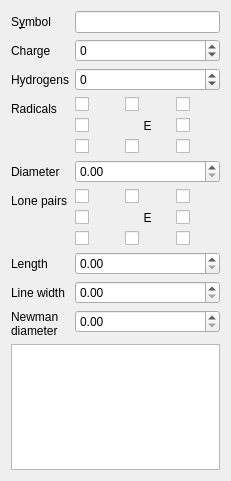
Old version of the form libmolsketch/atompopup.ui in the repository timvdm/Molsketch.
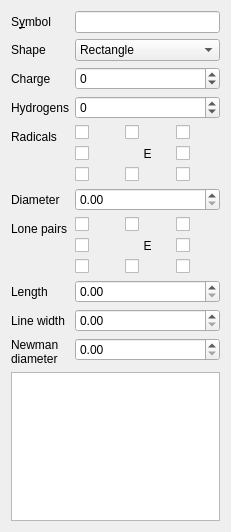
New version of the form. Custom widgets are drawn as their Qt base class.

Commit message: Add support for atoms having circular shape

```diff
--- a/libmolsketch/atompopup.ui
+++ b/libmolsketch/atompopup.ui
@@ -7,7 +7,7 @@
     <x>0</x>
     <y>0</y>
     <width>231</width>
-    <height>481</height>
+    <height>532</height>
    </rect>
   </property>
   <property name="windowTitle">
@@ -28,13 +28,34 @@
     <widget class="QLineEdit" name="element"/>
    </item>
    <item row="1" column="0">
+    <widget class="QLabel" name="shapeTypeLabel">
+     <property name="text">
+      <string>Shape</string>
+     </property>
+    </widget>
+   </item>
+   <item row="1" column="1">
+    <widget class="QComboBox" name="shapeType">
+     <item>
+      <property name="text">
+       <string>Rectangle</string>
+      </property>
+     </item>
+     <item>
+      <property name="text">
+       <string>Circle</string>
+      </property>
+     </item>
+    </widget>
+   </item>
+   <item row="2" column="0">
     <widget class="QLabel" name="chargeLabel">
      <property name="text">
       <string>Charge</string>
      </property>
     </widget>
    </item>
-   <item row="1" column="1">
+   <item row="2" column="1">
     <widget class="QSpinBox" name="charge">
      <property name="minimum">
       <number>-20</number>
@@ -44,14 +65,14 @@
      </property>
     </widget>
    </item>
-   <item row="2" column="0">
+   <item row="3" column="0">
     <widget class="QLabel" name="hydrogenLabel">
      <property name="text">
       <string>Hydrogens</string>
      </property>
     </widget>
    </item>
-   <item row="2" column="1">
+   <item row="3" column="1">
     <widget class="QSpinBox" name="hydrogens">
      <property name="minimum">
       <number>-20</number>
@@ -61,21 +82,14 @@
      </property>
     </widget>
    </item>
-   <item row="10" column="0" colspan="2">
-    <widget class="Molsketch::CoordinateTableView" name="coordinates">
-     <property name="alternatingRowColors">
-      <bool>true</bool>
-     </property>
-    </widget>
-   </item>
-   <item row="3" column="0">
+   <item row="4" column="0">
     <widget class="QLabel" name="radicalsLabel">
      <property name="text">
       <string>Radicals</string>
      </property>
     </widget>
    </item>
-   <item row="3" column="1">
+   <item row="4" column="1">
     <layout class="QGridLayout" name="gridLayout">
      <item row="1" column="0">
       <widget class="QCheckBox" name="leftRadical">
@@ -145,7 +159,24 @@
      </item>
     </layout>
    </item>
+   <item row="6" column="0">
+    <widget class="QLabel" name="radicalDiameterLabel">
+     <property name="text">
+      <string>Diameter</string>
+     </property>
+    </widget>
+   </item>
    <item row="6" column="1">
+    <widget class="QDoubleSpinBox" name="radicalDiameter"/>
+   </item>
+   <item row="7" column="0">
+    <widget class="QLabel" name="lonePairsLabel">
+     <property name="text">
+      <string>Lone pairs</string>
+     </property>
+    </widget>
+   </item>
+   <item row="7" column="1">
     <layout class="QGridLayout" name="gridLayout_2">
      <item row="1" column="0">
       <widget class="QCheckBox" name="leftLonePair">
@@ -215,44 +246,27 @@
      </item>
     </layout>
    </item>
-   <item row="6" column="0">
-    <widget class="QLabel" name="lonePairsLabel">
-     <property name="text">
-      <string>Lone pairs</string>
-     </property>
-    </widget>
-   </item>
-   <item row="5" column="0">
-    <widget class="QLabel" name="radicalDiameterLabel">
-     <property name="text">
-      <string>Diameter</string>
-     </property>
-    </widget>
-   </item>
    <item row="8" column="0">
-    <widget class="QLabel" name="lonePairLineWidthLabel">
-     <property name="text">
-      <string>Line width</string>
-     </property>
-    </widget>
-   </item>
-   <item row="7" column="0">
     <widget class="QLabel" name="lonePairLengthLabel">
      <property name="text">
       <string>Length</string>
      </property>
     </widget>
    </item>
-   <item row="5" column="1">
-    <widget class="QDoubleSpinBox" name="radicalDiameter"/>
-   </item>
-   <item row="7" column="1">
-    <widget class="QDoubleSpinBox" name="lonePairLength"/>
-   </item>
    <item row="8" column="1">
-    <widget class="QDoubleSpinBox" name="lonePairLineWidth"/>
+    <widget class="QDoubleSpinBox" name="lonePairLength"/>
    </item>
    <item row="9" column="0">
+    <widget class="QLabel" name="lonePairLineWidthLabel">
+     <property name="text">
+      <string>Line width</string>
+     </property>
+    </widget>
+   </item>
+   <item row="9" column="1">
+    <widget class="QDoubleSpinBox" name="lonePairLineWidth"/>
+   </item>
+   <item row="10" column="0">
     <widget class="QLabel" name="newmanLabel">
      <property name="text">
       <string>Newman
@@ -260,9 +274,16 @@
      </property>
     </widget>
    </item>
-   <item row="9" column="1">
+   <item row="10" column="1">
     <widget class="QDoubleSpinBox" name="newmanDiameter"/>
    </item>
+   <item row="11" column="0" colspan="2">
+    <widget class="Molsketch::CoordinateTableView" name="coordinates">
+     <property name="alternatingRowColors">
+      <bool>true</bool>
+     </property>
+    </widget>
+   </item>
   </layout>
  </widget>
  <customwidgets>
```
The commit also changes 5 other files.
